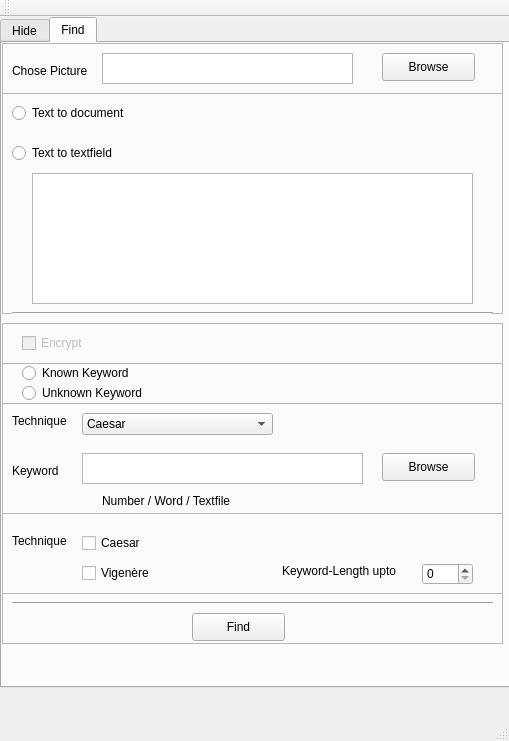
Before: the Qt Designer form difftests.ui in HAW-AI/Steganography, drawn with Qt 5.
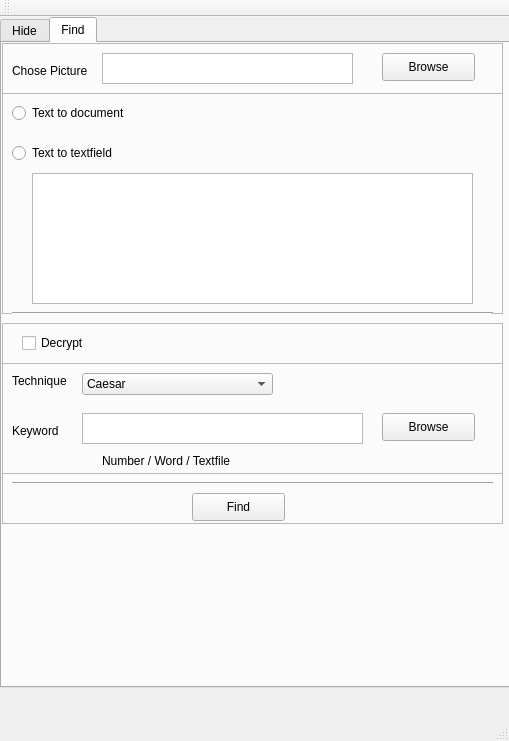
After: the same form once the commit is applied.

Commit message: entschlüsseln nur mit pw

Patch:
```diff
--- a/difftests.ui
+++ b/difftests.ui
@@ -217,7 +217,7 @@
        </property>
       </widget>
      </widget>
-     <widget class="QFrame" name="cryptCheckFrame">
+     <widget class="QFrame" name="encryptCheckFrame">
       <property name="enabled">
        <bool>true</bool>
       </property>
@@ -235,7 +235,7 @@
       <property name="frameShadow">
        <enum>QFrame::Raised</enum>
       </property>
-      <widget class="QCheckBox" name="decryptCheckBox">
+      <widget class="QCheckBox" name="encryptCheckBox">
        <property name="enabled">
         <bool>true</bool>
        </property>
@@ -248,11 +248,11 @@
         </rect>
        </property>
        <property name="text">
-        <string>Decrypt</string>
+        <string>Encrypt</string>
        </property>
       </widget>
      </widget>
-     <widget class="QFrame" name="cryptFrame">
+     <widget class="QFrame" name="encryptFrame">
       <property name="geometry">
        <rect>
         <x>0</x>
@@ -480,9 +480,9 @@
        </property>
       </widget>
      </widget>
-     <widget class="QFrame" name="cryptCheckFrame_2">
+     <widget class="QFrame" name="decryptCheckFrame">
       <property name="enabled">
-       <bool>false</bool>
+       <bool>true</bool>
       </property>
       <property name="geometry">
        <rect>
@@ -498,9 +498,9 @@
       <property name="frameShadow">
        <enum>QFrame::Raised</enum>
       </property>
-      <widget class="QCheckBox" name="encryptCheckBox">
+      <widget class="QCheckBox" name="decryptCheckBox">
        <property name="enabled">
-        <bool>false</bool>
+        <bool>true</bool>
        </property>
        <property name="geometry">
         <rect>
@@ -511,7 +511,7 @@
         </rect>
        </property>
        <property name="text">
-        <string>Encrypt</string>
+        <string>Decrypt</string>
        </property>
       </widget>
      </widget>
@@ -519,7 +519,7 @@
       <property name="geometry">
        <rect>
         <x>0</x>
-        <y>550</y>
+        <y>430</y>
         <width>501</width>
         <height>51</height>
        </rect>
@@ -557,52 +557,11 @@
        </property>
       </widget>
      </widget>
-     <widget class="QFrame" name="knowledgeKeyFrame">
+     <widget class="QFrame" name="decryptFrame">
       <property name="geometry">
        <rect>
         <x>0</x>
         <y>320</y>
-        <width>501</width>
-        <height>231</height>
-       </rect>
-      </property>
-      <property name="frameShape">
-       <enum>QFrame::StyledPanel</enum>
-      </property>
-      <property name="frameShadow">
-       <enum>QFrame::Raised</enum>
-      </property>
-      <widget class="QRadioButton" name="knownKeyRadio">
-       <property name="geometry">
-        <rect>
-         <x>20</x>
-         <y>0</y>
-         <width>121</width>
-         <height>20</height>
-        </rect>
-       </property>
-       <property name="text">
-        <string>Known Keyword</string>
-       </property>
-      </widget>
-      <widget class="QRadioButton" name="unknownKeyRadio">
-       <property name="geometry">
-        <rect>
-         <x>20</x>
-         <y>20</y>
-         <width>131</width>
-         <height>20</height>
-        </rect>
-       </property>
-       <property name="text">
-        <string>Unknown Keyword</string>
-       </property>
-      </widget>
-      <widget class="QFrame" name="cryptFrame_2">
-       <property name="geometry">
-        <rect>
-         <x>0</x>
-         <y>40</y>
          <width>501</width>
          <height>111</height>
         </rect>
@@ -699,85 +658,6 @@
         <property name="text">
          <string>Number / Word / Textfile</string>
         </property>
-       </widget>
-      </widget>
-      <widget class="QFrame" name="attackFrame">
-       <property name="geometry">
-        <rect>
-         <x>0</x>
-         <y>150</y>
-         <width>501</width>
-         <height>81</height>
-        </rect>
-       </property>
-       <property name="frameShape">
-        <enum>QFrame::StyledPanel</enum>
-       </property>
-       <property name="frameShadow">
-        <enum>QFrame::Raised</enum>
-       </property>
-       <widget class="QLabel" name="techniqueLabel_3">
-        <property name="geometry">
-         <rect>
-          <x>10</x>
-          <y>20</y>
-          <width>61</width>
-          <height>16</height>
-         </rect>
-        </property>
-        <property name="text">
-         <string>Technique</string>
-        </property>
-       </widget>
-       <widget class="QCheckBox" name="caesarCheck">
-        <property name="geometry">
-         <rect>
-          <x>80</x>
-          <y>20</y>
-          <width>81</width>
-          <height>20</height>
-         </rect>
-        </property>
-        <property name="text">
-         <string>Caesar</string>
-        </property>
-       </widget>
-       <widget class="QCheckBox" name="vigenereCheck">
-        <property name="geometry">
-         <rect>
-          <x>80</x>
-          <y>50</y>
-          <width>81</width>
-          <height>20</height>
-         </rect>
-        </property>
-        <property name="text">
-         <string>Vigenère</string>
-        </property>
-       </widget>
-       <widget class="QLabel" name="keyLengthLabel">
-        <property name="geometry">
-         <rect>
-          <x>280</x>
-          <y>50</y>
-          <width>131</width>
-          <height>16</height>
-         </rect>
-        </property>
-        <property name="text">
-         <string>Keyword-Length upto</string>
-        </property>
-       </widget>
-       <widget class="QSpinBox" name="keywordLengthSpin">
-        <property name="geometry">
-         <rect>
-          <x>420</x>
-          <y>50</y>
-          <width>51</width>
-          <height>22</height>
-         </rect>
-        </property>
-       </widget>
       </widget>
      </widget>
     </widget>
```
Lines whose indentation alone changed are shown as unchanged. The commit also changes 2 other files.
